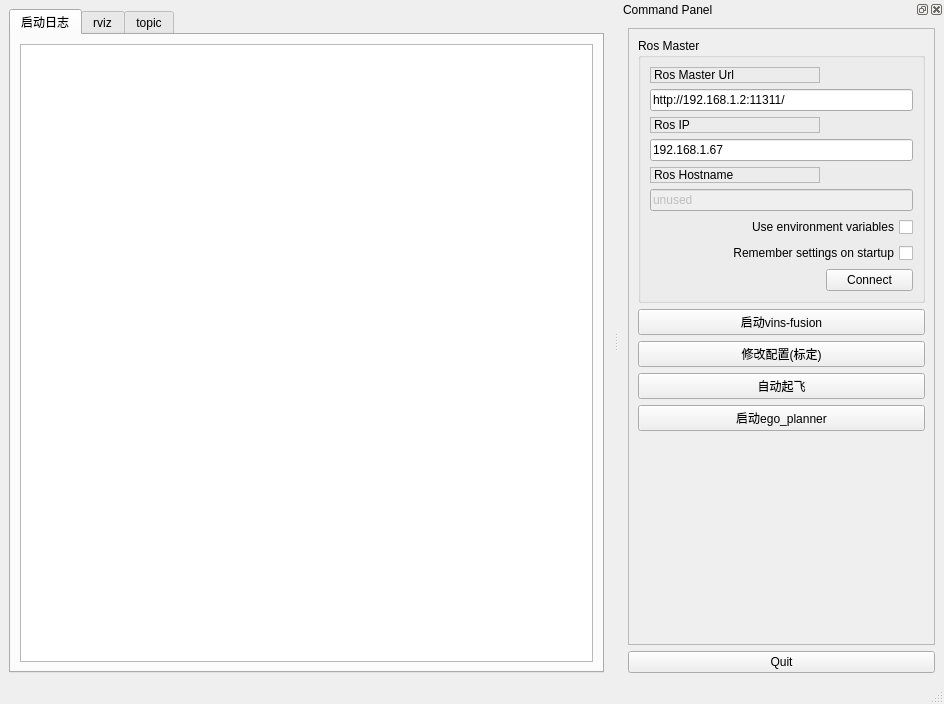
Above: src/hitgroundcontrol/ui/main_window.ui from yangjiashu/hitgroundcontrol_ws before the change. Below: the same form after it.
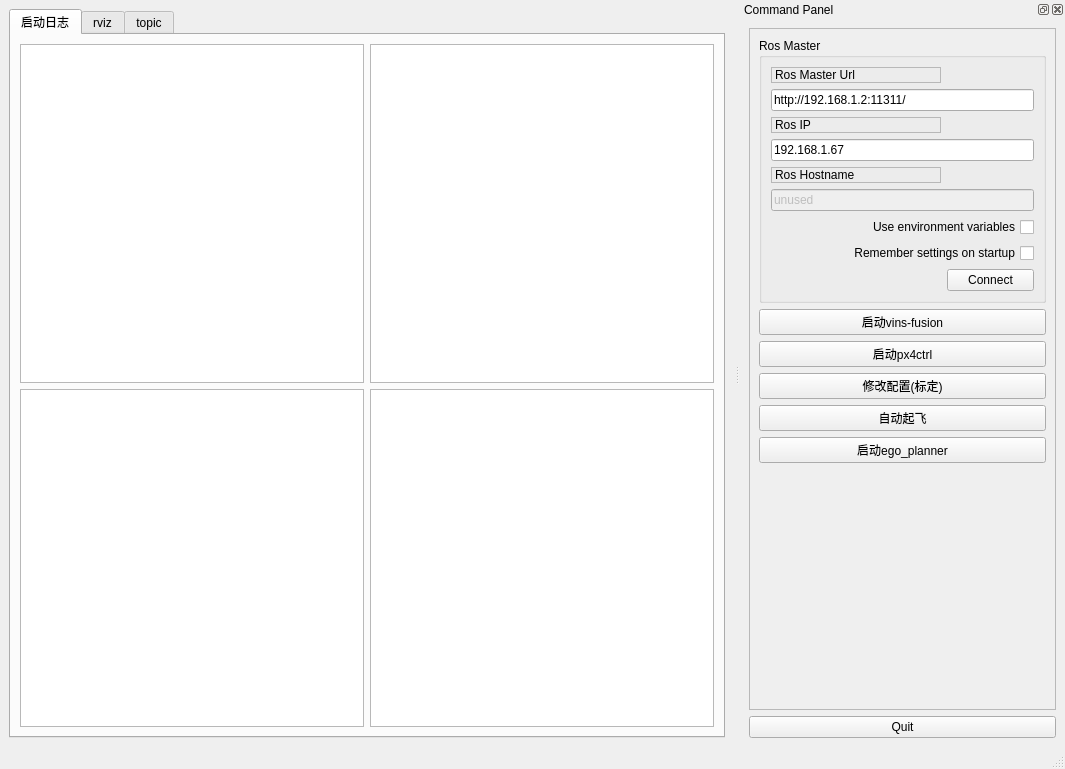
That is the form after the change. Icons and pictures are not drawn.

The edit to the form file:
```diff
--- a/src/hitgroundcontrol/ui/main_window.ui
+++ b/src/hitgroundcontrol/ui/main_window.ui
@@ -6,8 +6,8 @@
    <rect>
     <x>0</x>
     <y>0</y>
-    <width>944</width>
-    <height>704</height>
+    <width>1065</width>
+    <height>769</height>
    </rect>
   </property>
   <property name="windowTitle">
@@ -21,8 +21,8 @@
    <locale language="English" country="Australia"/>
   </property>
   <widget class="QWidget" name="centralwidget">
-   <layout class="QHBoxLayout">
-    <item>
+   <layout class="QGridLayout" name="gridLayout_2">
+    <item row="0" column="0">
      <widget class="QTabWidget" name="tab_manager">
       <property name="enabled">
        <bool>true</bool>
@@ -43,14 +43,23 @@
        <attribute name="title">
         <string>启动日志</string>
        </attribute>
-       <layout class="QVBoxLayout" name="verticalLayout_2">
-        <item>
+       <layout class="QGridLayout" name="gridLayout_3">
+        <item row="0" column="0">
          <widget class="QPlainTextEdit" name="txtEdit_launchVins">
           <property name="enabled">
            <bool>true</bool>
           </property>
          </widget>
         </item>
+        <item row="4" column="0">
+         <widget class="QPlainTextEdit" name="txtEdit_launchTakeoff"/>
+        </item>
+        <item row="0" column="1">
+         <widget class="QPlainTextEdit" name="txtEdit_launchPx4ctrl"/>
+        </item>
+        <item row="4" column="1">
+         <widget class="QPlainTextEdit" name="txtEdit_launchPlanner"/>
+        </item>
        </layout>
       </widget>
       <widget class="QWidget" name="tab_rviz">
@@ -88,7 +97,7 @@
    <property name="minimumSize">
     <size>
      <width>325</width>
-     <height>537</height>
+     <height>574</height>
     </size>
    </property>
    <property name="allowedAreas">
@@ -251,6 +260,13 @@
           </property>
          </widget>
         </item>
+        <item>
+         <widget class="QPushButton" name="btn_launchPx4ctrl">
+          <property name="text">
+           <string>启动px4ctrl</string>
+          </property>
+         </widget>
+        </item>
         <item>
          <widget class="QPushButton" name="btn_config">
           <property name="text">
```
Left out of the diff: 6 changed lines with no effect on the pictures.
